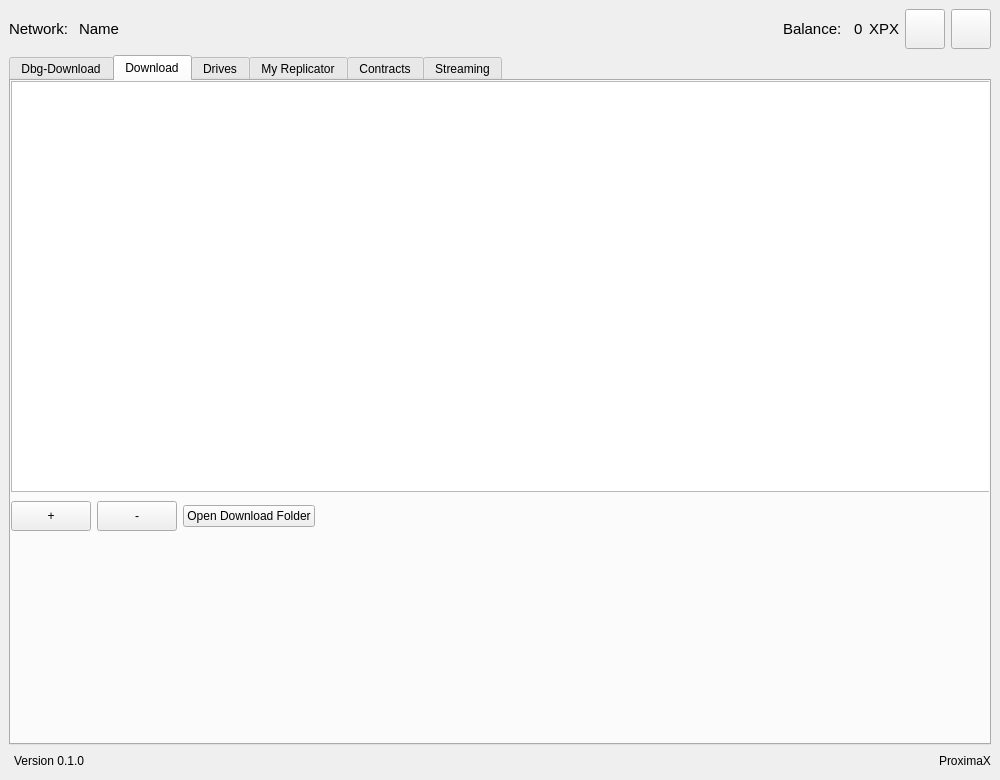
This is UserApp/mainwin.ui in proximax-storage/cpp-xpx-storage-user-app as Qt 5 draws it before an edit. The edited form follows.
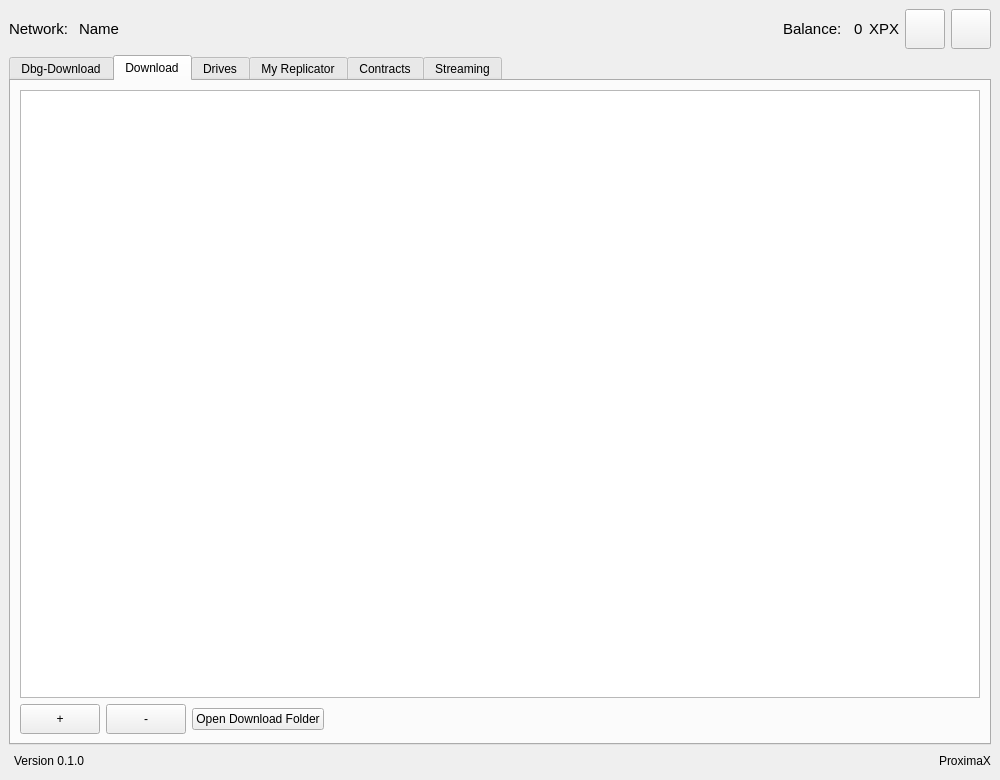
This is the edited form. The open tabs and pages were chosen to show the change.

Commit message: Improved downloads tab

The edit to the form file:
```diff
--- a/UserApp/mainwin.ui
+++ b/UserApp/mainwin.ui
@@ -205,7 +205,7 @@
        </font>
       </property>
       <property name="currentIndex">
-       <number>2</number>
+       <number>1</number>
       </property>
       <widget class="QWidget" name="m_downloadsTab">
        <attribute name="title">
@@ -517,73 +517,32 @@
        </layout>
       </widget>
       <widget class="QWidget" name="m_simpleDownloadTab">
+       <property name="enabled">
+        <bool>true</bool>
+       </property>
+       <property name="sizePolicy">
+        <sizepolicy hsizetype="Expanding" vsizetype="Expanding">
+         <horstretch>0</horstretch>
+         <verstretch>0</verstretch>
+        </sizepolicy>
+       </property>
        <attribute name="title">
         <string>Download</string>
        </attribute>
-       <widget class="QWidget" name="verticalLayoutWidget">
-        <property name="geometry">
-         <rect>
-          <x>0</x>
-          <y>0</y>
-          <width>981</width>
-          <height>411</height>
-         </rect>
-        </property>
+       <layout class="QVBoxLayout" name="verticalLayout_23">
+        <item>
         <layout class="QVBoxLayout" name="verticalLayout_21">
+          <property name="sizeConstraint">
+           <enum>QLayout::SetMaximumSize</enum>
+          </property>
          <item>
           <widget class="QTableView" name="m_easyDownloadTable"/>
          </item>
-        </layout>
-       </widget>
-       <widget class="QWidget" name="gridLayoutWidget">
-        <property name="geometry">
-         <rect>
-          <x>0</x>
-          <y>420</y>
-          <width>971</width>
-          <height>251</height>
-         </rect>
-        </property>
+          <item>
         <layout class="QGridLayout" name="gridLayout_3">
-         <item row="0" column="2">
-          <widget class="QPushButton" name="m_deleteDownloadedDataBtn">
-           <property name="minimumSize">
-            <size>
-             <width>80</width>
-             <height>30</height>
-            </size>
-           </property>
-           <property name="text">
-            <string>-</string>
-           </property>
-          </widget>
-         </item>
-         <item row="1" column="0">
-          <spacer name="verticalSpacer_8">
-           <property name="orientation">
-            <enum>Qt::Vertical</enum>
-           </property>
-           <property name="sizeHint" stdset="0">
-            <size>
-             <width>20</width>
-             <height>40</height>
-            </size>
-           </property>
-          </spacer>
-         </item>
-         <item row="0" column="0">
-          <widget class="QPushButton" name="m_downloadDataByLinkBtn">
-           <property name="minimumSize">
-            <size>
-             <width>80</width>
-             <height>30</height>
-            </size>
-           </property>
-           <property name="text">
-            <string>+</string>
-           </property>
-          </widget>
-         </item>
+            <property name="sizeConstraint">
+             <enum>QLayout::SetMaximumSize</enum>
+            </property>
          <item row="0" column="3">
           <widget class="QPushButton" name="m_openDnFolderBtn">
            <property name="text">
@@ -591,6 +550,19 @@
            </property>
           </widget>
          </item>
+            <item row="0" column="0">
+             <widget class="QPushButton" name="m_downloadDataByLinkBtn">
+              <property name="minimumSize">
+               <size>
+                <width>80</width>
+                <height>30</height>
+               </size>
+              </property>
+              <property name="text">
+               <string>+</string>
+              </property>
+             </widget>
+            </item>
          <item row="0" column="5">
           <spacer name="horizontalSpacer_6">
            <property name="orientation">
@@ -604,8 +576,24 @@
            </property>
           </spacer>
          </item>
-        </layout>
-       </widget>
+            <item row="0" column="2">
+             <widget class="QPushButton" name="m_deleteDownloadedDataBtn">
+              <property name="minimumSize">
+               <size>
+                <width>80</width>
+                <height>30</height>
+               </size>
+              </property>
+              <property name="text">
+               <string>-</string>
+              </property>
+             </widget>
+            </item>
+           </layout>
+          </item>
+         </layout>
+        </item>
+       </layout>
       </widget>
       <widget class="QWidget" name="m_drivesTab">
        <attribute name="title">
```
Lines whose indentation alone changed are shown as unchanged.
